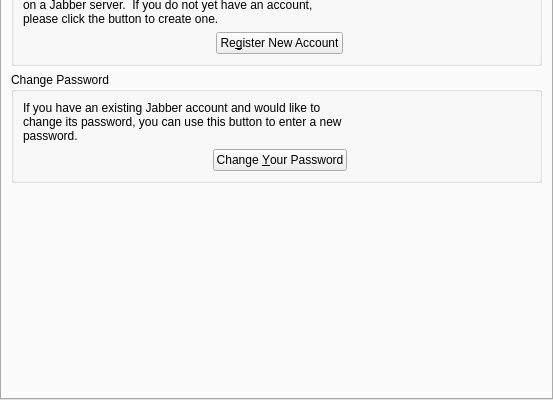
Before: the Qt Designer form protocols/jabber/ui/dlgjabbereditaccountwidget.ui in KDE/kopete, drawn with Qt 5; both pictures show x 0 to 553 and y 181 to 581 of the 553 by 581 pixel window.
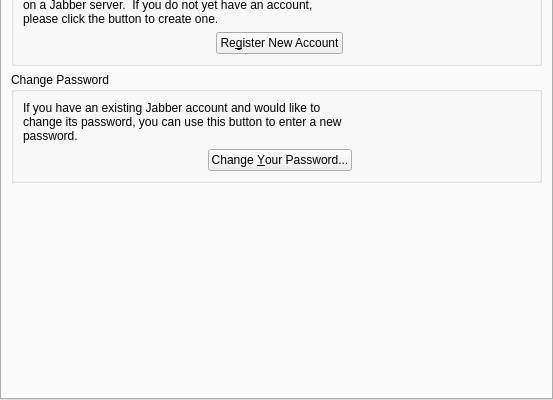
After: the same form once the commit is applied. Custom widgets are drawn as their Qt base class.

Patch:
```diff
--- a/protocols/jabber/ui/dlgjabbereditaccountwidget.ui
+++ b/protocols/jabber/ui/dlgjabbereditaccountwidget.ui
@@ -233,7 +233,7 @@
           <item row="1" column="1" >
            <widget class="QPushButton" name="btnChangePassword" >
             <property name="text" >
-             <string>Change &amp;Your Password</string>
+             <string>Change &amp;Your Password...</string>
             </property>
            </widget>
           </item>
```
